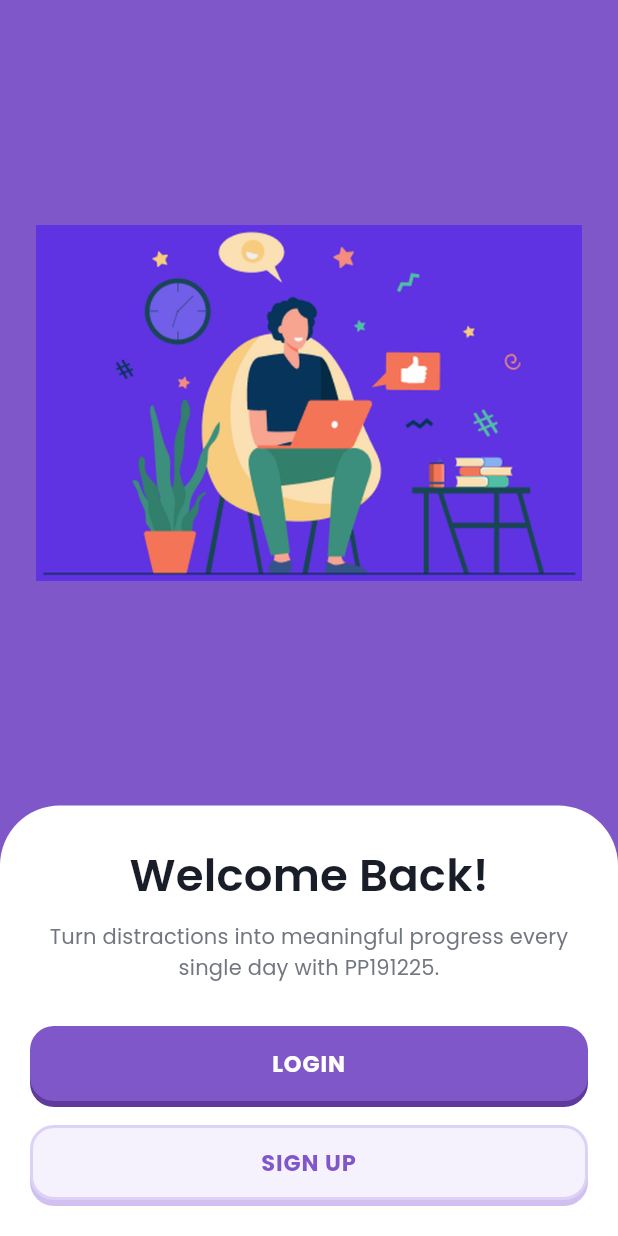
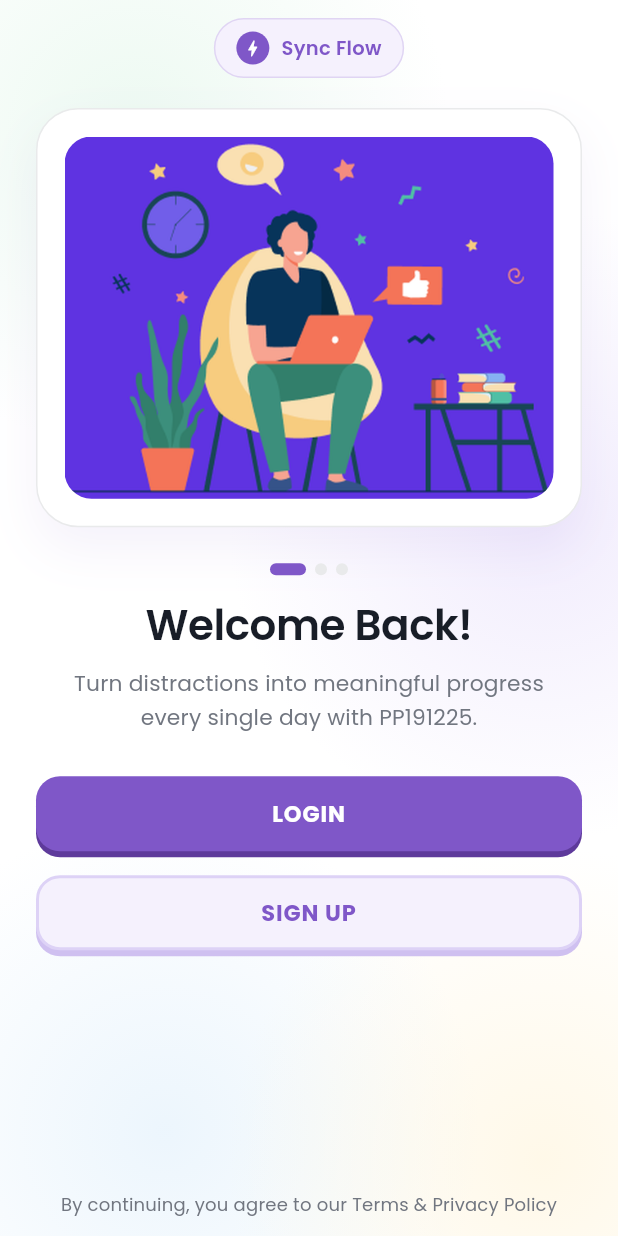
Before and after one commit to thang2k6adu/sync-flow, a Flutter app: the screen it shows after launch, on a phone screen of 412 x 824 dp. Run offline on Flutter 3.47's test engine with Material 3 defaults, Android fonts, the phone set to English and light mode, and no system bars; our stand-ins replace audioplayers, cached_network_image, carousel_slider, device_info_plus, dio, firebase_auth and 11 more; missing offline and left inert: network_info_plus, record; accounts and stored records are empty; statements that could not run were skipped; project files that could hold a hidden picture were left out.

Commit message:
style(auth): redesign welcome screen to modern white layout

```diff
--- a/lib/presentation/auth/screens/welcome_screen.dart
+++ b/lib/presentation/auth/screens/welcome_screen.dart
@@ -2,72 +2,198 @@ import 'package:flutter/material.dart';
 import 'package:flutter_riverpod/flutter_riverpod.dart';
 import 'package:pp191225/core/constants/app_images.dart';
 import 'package:pp191225/core/core.dart';
+import 'package:pp191225/presentation/auth/widgets/auth_background.dart';
 import 'package:pp191225/presentation/auth/widgets/brand_button.dart';
 import 'package:pp191225/shared/helpers/router_helper.dart';
 
-/// Màn hình chào: minh hoạ trên nền tím, bảng trắng phía dưới có nút Login / Sign Up.
+/// Màn hình chào chuẩn app hiện đại: nền trắng + blob pastel,
+/// illustration trong card bo góc, tiêu đề căn giữa, CTA đầy đủ chiều rộng.
 class WelcomeScreen extends ConsumerWidget {
   const WelcomeScreen({super.key});
 
   @override
   Widget build(BuildContext context, WidgetRef ref) {
     return Scaffold(
-      backgroundColor: AppColors.primary,
-      body: Column(
+      backgroundColor: AppColors.white,
+      body: AuthBackground(
+        child: SafeArea(
+          child: LayoutBuilder(
+            builder: (context, constraints) {
+              return SingleChildScrollView(
+                physics: const BouncingScrollPhysics(),
+                padding: const EdgeInsets.symmetric(
+                  horizontal: AppDimens.pagePadding,
+                ),
+                child: ConstrainedBox(
+                  constraints: BoxConstraints(
+                    minHeight: constraints.maxHeight,
+                  ),
+                  child: IntrinsicHeight(
+                    child: Column(
+                      crossAxisAlignment: CrossAxisAlignment.stretch,
                       children: [
-          Expanded(
-            child: SafeArea(
-              bottom: false,
-              child: Center(
-                child: Padding(
-                  padding: const EdgeInsets.symmetric(horizontal: AppDimens.pagePadding),
-                  child: Image.asset(
-                    AppImages.welcomeIllustration,
-                    fit: BoxFit.contain,
+                        const SizedBox(height: 12),
+                        _buildLogoPill(),
+                        const SizedBox(height: 20),
+                        _buildIllustrationCard(),
+                        const SizedBox(height: 24),
+                        _buildPageDots(),
+                        const SizedBox(height: 16),
+                        Text(
+                          AppStrings.welcomeTitle,
+                          textAlign: TextAlign.center,
+                          style: AppTextStyles.sheetTitle.copyWith(
+                            fontSize: 28,
+                            height: 1.2,
+                            letterSpacing: -0.3,
                           ),
                         ),
-              ),
-            ),
-          ),
-          Container(
-            width: double.infinity,
-            padding: const EdgeInsets.fromLTRB(20, 24, 20, 12),
-            decoration: const BoxDecoration(
-              color: AppColors.white,
-              borderRadius: BorderRadius.vertical(top: Radius.circular(40)),
-            ),
-            child: SafeArea(
-              top: false,
-              child: Column(
-                mainAxisSize: MainAxisSize.min,
-                children: [
-                  Text(AppStrings.welcomeTitle, style: AppTextStyles.sheetTitle),
-                  const SizedBox(height: 8),
+                        const SizedBox(height: 10),
                         Padding(
-                    padding: const EdgeInsets.symmetric(horizontal: 8),
+                          padding: const EdgeInsets.symmetric(horizontal: 12),
                           child: Text(
                             AppStrings.welcomeSubtitle,
                             textAlign: TextAlign.center,
-                      style: AppTextStyles.sheetSubtitle,
+                            style: AppTextStyles.sheetSubtitle.copyWith(
+                              fontSize: 14.5,
+                              height: 1.6,
+                            ),
                           ),
                         ),
                         const SizedBox(height: 28),
                         BrandButton(
                           label: AppStrings.login,
-                    onPressed: () => pushScreen(context, RouteConstants.login),
+                          onPressed: () =>
+                              pushScreen(context, RouteConstants.login),
                         ),
                         const SizedBox(height: 12),
                         BrandButton(
                           label: AppStrings.signUp,
                           filled: false,
-                    onPressed: () => pushScreen(context, RouteConstants.signUp),
+                          onPressed: () =>
+                              pushScreen(context, RouteConstants.signUp),
                         ),
-                  const SizedBox(height: 8),
+                        const Spacer(),
+                        const SizedBox(height: 20),
+                        Text(
+                          'By continuing, you agree to our Terms & Privacy Policy',
+                          textAlign: TextAlign.center,
+                          style: AppTextStyles.small.copyWith(
+                            fontSize: 12,
+                            height: 1.5,
+                            color: AppColors.neutral500,
+                          ),
+                        ),
+                        const SizedBox(height: 12),
                       ],
                     ),
                   ),
                 ),
+              );
+            },
+          ),
+        ),
+      ),
+    );
+  }
+  Widget _buildLogoPill() {
+    return Center(
+      child: Container(
+        padding: const EdgeInsets.symmetric(horizontal: 14, vertical: 8),
+        decoration: BoxDecoration(
+          color: AppColors.secondary,
+          borderRadius: BorderRadius.circular(100),
+          border: Border.all(
+            color: AppColors.primary.withValues(alpha: 0.18),
+          ),
+        ),
+        child: Row(
+          mainAxisSize: MainAxisSize.min,
+          children: [
+            Container(
+              width: 22,
+              height: 22,
+              decoration: const BoxDecoration(
+                color: AppColors.primary,
+                shape: BoxShape.circle,
+              ),
+              child: const Icon(
+                Icons.bolt_rounded,
+                size: 14,
+                color: AppColors.white,
+              ),
+            ),
+            const SizedBox(width: 8),
+            Text(
+              'Sync Flow',
+              style: AppTextStyles.buttonOutlined.copyWith(
+                fontSize: 13,
+                fontWeight: FontWeight.w600,
+                letterSpacing: 0.2,
+              ),
+            ),
           ],
+        ),
+      ),
+    );
+  }
+
+  Widget _buildIllustrationCard() {
+    return Container(
+      width: double.infinity,
+      padding: const EdgeInsets.all(18),
+      decoration: BoxDecoration(
+        color: AppColors.white,
+        borderRadius: BorderRadius.circular(28),
+        border: Border.all(color: AppColors.neutral200),
+        boxShadow: [
+          BoxShadow(
+            color: AppColors.primary.withValues(alpha: 0.08),
+            blurRadius: 28,
+            offset: const Offset(0, 14),
+          ),
+        ],
+      ),
+      child: ClipRRect(
+        borderRadius: BorderRadius.circular(18),
+        child: AspectRatio(
+          aspectRatio: 1.35,
+          child: Image.asset(
+            AppImages.welcomeIllustration,
+            fit: BoxFit.cover,
+          ),
+        ),
+      ),
+    );
+  }
+
+  Widget _buildPageDots() {
+    return Row(
+      mainAxisAlignment: MainAxisAlignment.center,
+      children: [
+        Container(
+          width: 24,
+          height: 8,
+          decoration: BoxDecoration(
+            color: AppColors.primary,
+            borderRadius: BorderRadius.circular(100),
+          ),
+        ),
+        const SizedBox(width: 6),
+        _dot(),
+        const SizedBox(width: 6),
+        _dot(),
+      ],
+    );
+  }
+
+  Widget _dot() {
+    return Container(
+      width: 8,
+      height: 8,
+      decoration: const BoxDecoration(
+        color: AppColors.neutral200,
+        shape: BoxShape.circle,
       ),
     );
   }
```
Lines whose indentation alone changed are shown as unchanged.
